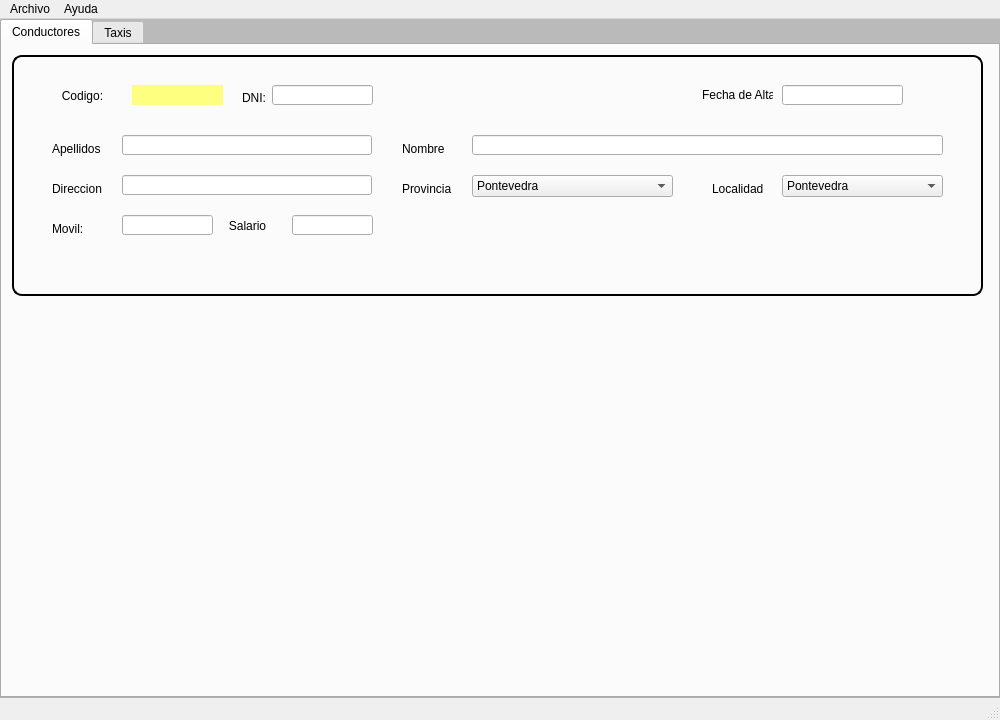
javierlago/lagoamoedo, file MainWindow.ui: the form before one commit.
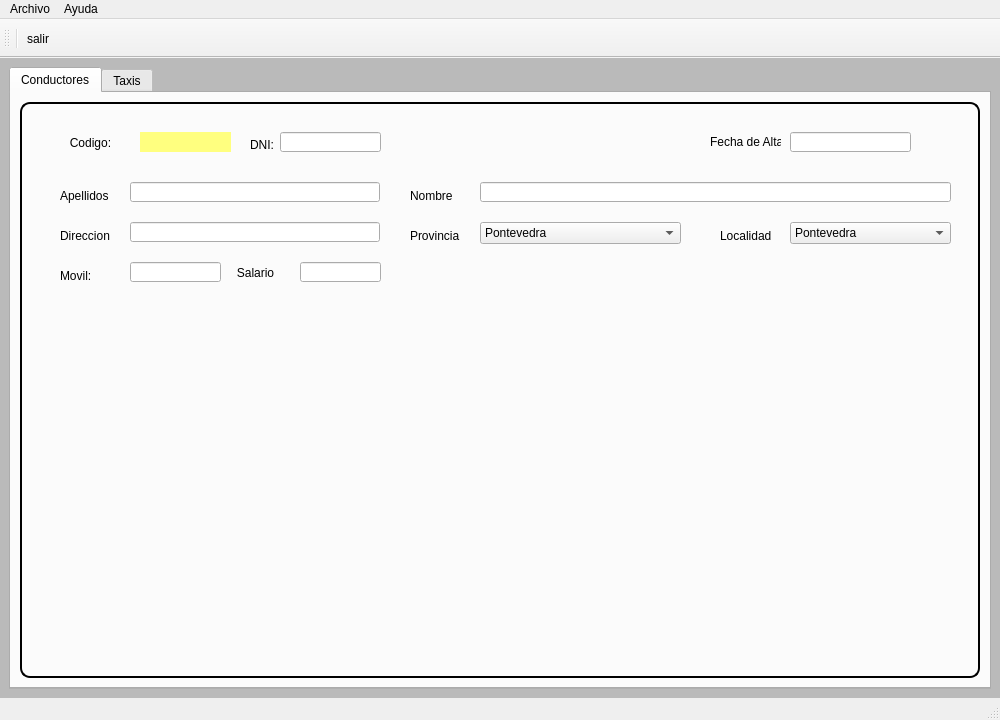
The form after the commit. Icons and pictures are not drawn.

Diff of the .ui file:
```diff
--- a/MainWindow.ui
+++ b/MainWindow.ui
@@ -14,7 +14,7 @@
    </rect>
   </property>
   <property name="sizePolicy">
-   <sizepolicy hsizetype="Maximum" vsizetype="Maximum">
+   <sizepolicy hsizetype="Fixed" vsizetype="Fixed">
     <horstretch>0</horstretch>
     <verstretch>0</verstretch>
    </sizepolicy>
@@ -51,20 +51,8 @@
    </size>
   </property>
   <widget class="QWidget" name="centralwidget">
-   <layout class="QVBoxLayout" name="verticalLayout">
-    <property name="leftMargin">
-     <number>0</number>
-    </property>
-    <property name="topMargin">
-     <number>0</number>
-    </property>
-    <property name="rightMargin">
-     <number>0</number>
-    </property>
-    <property name="bottomMargin">
-     <number>0</number>
-    </property>
-    <item>
+   <layout class="QGridLayout" name="gridLayout">
+    <item row="0" column="0">
      <widget class="QFrame" name="gridFrame">
       <layout class="QGridLayout" name="_2">
        <property name="leftMargin">
@@ -84,6 +72,12 @@
        </property>
        <item row="0" column="0">
         <widget class="QTabWidget" name="tabPrincipal">
+         <property name="sizePolicy">
+          <sizepolicy hsizetype="Expanding" vsizetype="MinimumExpanding">
+           <horstretch>0</horstretch>
+           <verstretch>0</verstretch>
+          </sizepolicy>
+         </property>
          <property name="minimumSize">
           <size>
            <width>0</width>
@@ -115,20 +109,14 @@
           <attribute name="title">
            <string>Conductores</string>
           </attribute>
+          <layout class="QGridLayout" name="gridLayout_2">
+           <item row="0" column="0">
           <widget class="QFrame" name="boxInfo">
            <property name="enabled">
             <bool>true</bool>
            </property>
-           <property name="geometry">
-            <rect>
-             <x>10</x>
-             <y>10</y>
-             <width>971</width>
-             <height>241</height>
-            </rect>
-           </property>
            <property name="sizePolicy">
-            <sizepolicy hsizetype="Expanding" vsizetype="Expanding">
+              <sizepolicy hsizetype="Expanding" vsizetype="MinimumExpanding">
              <horstretch>0</horstretch>
              <verstretch>0</verstretch>
             </sizepolicy>
@@ -526,7 +514,28 @@
              <string/>
             </property>
            </widget>
-          </widget>
+             <widget class="QLabel" name="lblTxt">
+              <property name="geometry">
+               <rect>
+                <x>370</x>
+                <y>160</y>
+                <width>20</width>
+                <height>20</height>
+               </rect>
+              </property>
+              <property name="text">
+               <string/>
+              </property>
+              <property name="pixmap">
+               <pixmap>img/euro.png</pixmap>
+              </property>
+              <property name="scaledContents">
+               <bool>true</bool>
+              </property>
+             </widget>
+            </widget>
+           </item>
+          </layout>
          </widget>
          <widget class="QWidget" name="tabCars">
           <attribute name="title">
@@ -566,16 +575,56 @@
    <addaction name="menuHelp"/>
   </widget>
   <widget class="QStatusBar" name="statusbar"/>
-  <action name="actionSalir">
-   <property name="text">
-    <string>Salir</string>
+  <widget class="QToolBar" name="toolBar">
+   <property name="sizePolicy">
+    <sizepolicy hsizetype="Maximum" vsizetype="Maximum">
+     <horstretch>0</horstretch>
+     <verstretch>0</verstretch>
+    </sizepolicy>
    </property>
-  </action>
+   <property name="windowTitle">
+    <string>toolBar</string>
+   </property>
+   <property name="iconSize">
+    <size>
+     <width>24</width>
+     <height>24</height>
+    </size>
+   </property>
+   <attribute name="toolBarArea">
+    <enum>TopToolBarArea</enum>
+   </attribute>
+   <attribute name="toolBarBreak">
+    <bool>false</bool>
+   </attribute>
+   <addaction name="separator"/>
+   <addaction name="Salir"/>
+   <addaction name="btnLimpiar"/>
+  </widget>
   <action name="actionAcerca_de">
    <property name="text">
     <string>Acerca de...</string>
    </property>
   </action>
+  <action name="Salir">
+   <property name="icon">
+    <iconset>
+     <normaloff>img/salir.png</normaloff>img/salir.png</iconset>
+   </property>
+   <property name="text">
+    <string>salir</string>
+   </property>
+  </action>
+  <action name="btnLimpiar">
+   <property name="icon">
+    <iconset>
+     <normalon>img/pincel.png</normalon>
+    </iconset>
+   </property>
+   <property name="text">
+    <string/>
+   </property>
+  </action>
  </widget>
  <resources/>
  <connections/>
```
Left out of the diff: 15 changed lines with no effect on the pictures. Lines whose indentation alone changed are shown as unchanged.
